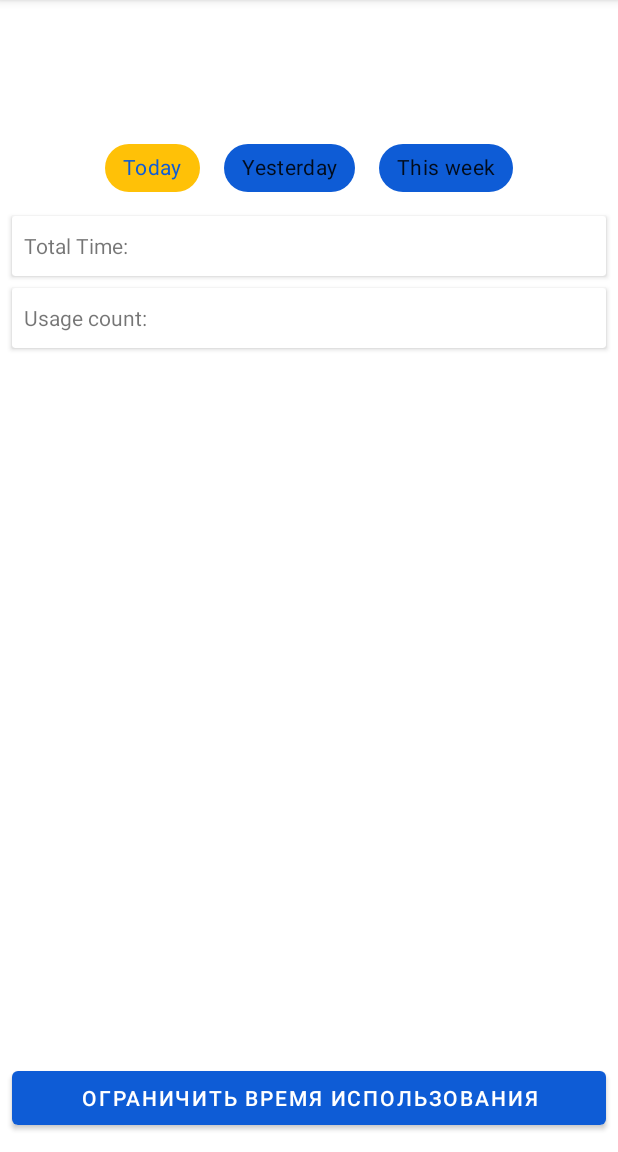
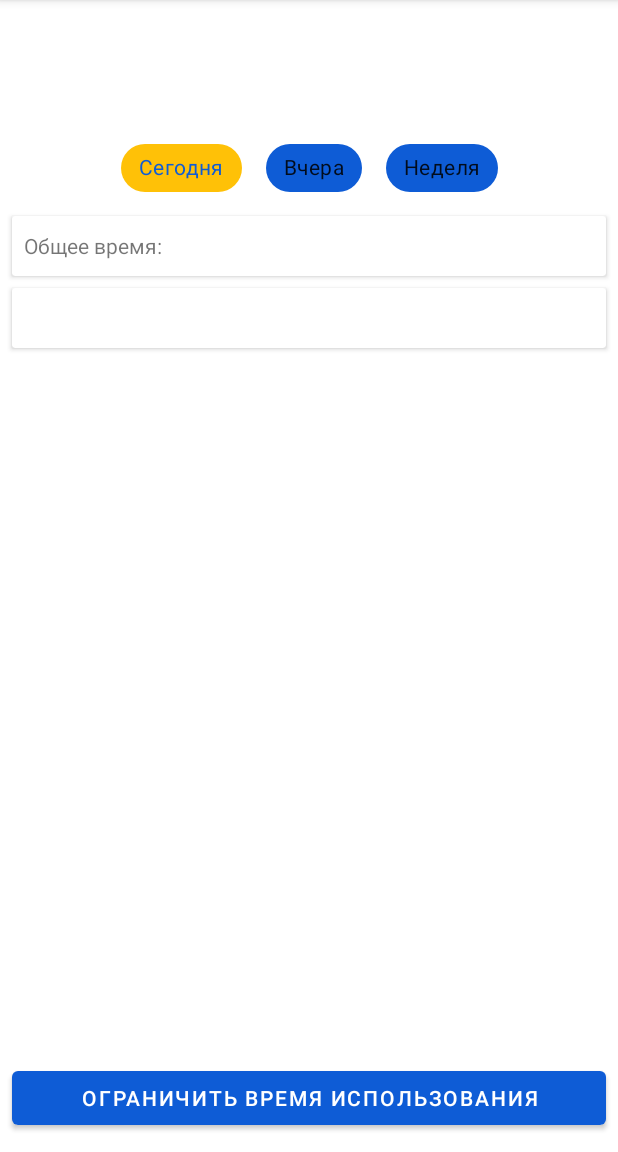
Before and after one commit to Maximusthefuture/ProductivityApp, an Android app: the AppDetailsFragment screen opened through its navigation route, on a phone screen of 412 x 824 dp, the part 84-1236 px from its top. Run offline under Robolectric (Android 15) with nearby library versions, the phone set to English and light mode, and no system bars; our stand-ins replace Room's generated code, navigation-ui; 7 statements that could not run were skipped.

Commit message:
Изменения текста на русский

```diff
--- a/app/src/main/res/layout/apps_list_items.xml
+++ b/app/src/main/res/layout/apps_list_items.xml
@@ -36,6 +36,7 @@
                 android:layout_width="wrap_content"
                 android:layout_height="wrap_content"
                 tools:text="13m 4s"
+                android:layout_alignParentTop="true"
                 android:layout_alignParentEnd="true"
                 android:layout_centerVertical="true"/>
 
--- a/app/src/main/res/layout/fragment_app_details.xml
+++ b/app/src/main/res/layout/fragment_app_details.xml
@@ -117,13 +117,13 @@
         app:layout_constraintTop_toBottomOf="@id/total_time_card_view"
         app:layout_constraintLeft_toLeftOf="parent">
 
-        <TextView
+<!--        <TextView-->
 
-            android:layout_gravity="center_vertical"
-            android:layout_width="wrap_content"
-            android:layout_height="wrap_content"
-            android:layout_marginLeft="@dimen/padding_small"
-            android:text="@string/usage_count"/>
+<!--            android:layout_gravity="center_vertical"-->
+<!--            android:layout_width="wrap_content"-->
+<!--            android:layout_height="wrap_content"-->
+<!--            android:layout_marginLeft="@dimen/padding_small"-->
+<!--            android:text="@string/usage_count"/>-->
         <TextView
             android:id="@+id/usage_count"
             android:layout_width="wrap_content"
--- a/app/src/main/res/values/strings.xml
+++ b/app/src/main/res/values/strings.xml
@@ -1,11 +1,11 @@
 <resources>
     <string name="app_name">Productivity App</string>
-    <string name="apps_title_bottom_menu">Apps</string>
+    <string name="apps_title_bottom_menu">Приложения</string>
     <string name="habits_title_bottom_menu">Habits</string>
-    <string name="statistics_title_bottom_menu">Statistics</string>
-    <string name="settings_title_bottom_menu">Settings</string>
+    <string name="statistics_title_bottom_menu">Статистика</string>
+    <string name="settings_title_bottom_menu">Настройки</string>
     <string name="add_app">Add app</string>
-    <string name="last_time_used">Last time used: %s</string>
+    <string name="last_time_used">Последнее использование: %s</string>
     <string name="save_button">Сохранить</string>
     <string name="button_next">Дальше</string>
     <string name="habit_name">Имя</string>
@@ -14,7 +14,7 @@
     <string name="pick_day_title">Выберите день</string>
     <string name="reminder_title">Reminder</string>
     <string name="save_button_text">Сохранить</string>
-    <string name="total_time">Total Time:</string>
+    <string name="total_time">Общее время:</string>
     <string name="usage_count">Usage count:</string>
     <string name="cut_usage_time_button">Ограничить время использования</string>
     <string name="delete_all">Delete all</string>
@@ -37,9 +37,9 @@
     <string name="show_notification_title">Показывать уведомления</string>
     <string name="show_notification_summary">Время использования телефона</string>
     <string name="show_notification_key">notification</string>
-    <string name="today_chip_label">Today</string>
-    <string name="yesterday_chip_label">Yesterday</string>
-    <string name="this_week_chip_label">This week</string>
+    <string name="today_chip_label">Сегодня</string>
+    <string name="yesterday_chip_label">Вчера</string>
+    <string name="this_week_chip_label">Неделя</string>
     <string name="set_limit_usage_text_view">Установить ограничение по времени</string>
     <string name="set_limit">Установить лимит</string>
     <string name="minutes_hint_edit_text">минуты</string>
@@ -54,6 +54,6 @@
     <string name="in_this_day">в этот день.</string>
     <string name="closest_hour">в ближайший час</string>
     <string name="i_want_to_slack_key">limit_off</string>
-    <string name="i_want_to_slack_title">Хочу прокрастинировать!!!!</string>
+    <string name="i_want_to_slack_title">Хочу прокрастинировать!</string>
     <string name="limit_off_summary">Отключить ограничение на приложения на 30 мин, доступно 1 раз в день</string>
 </resources>
```
Also changed, not shown: 1 other file.
